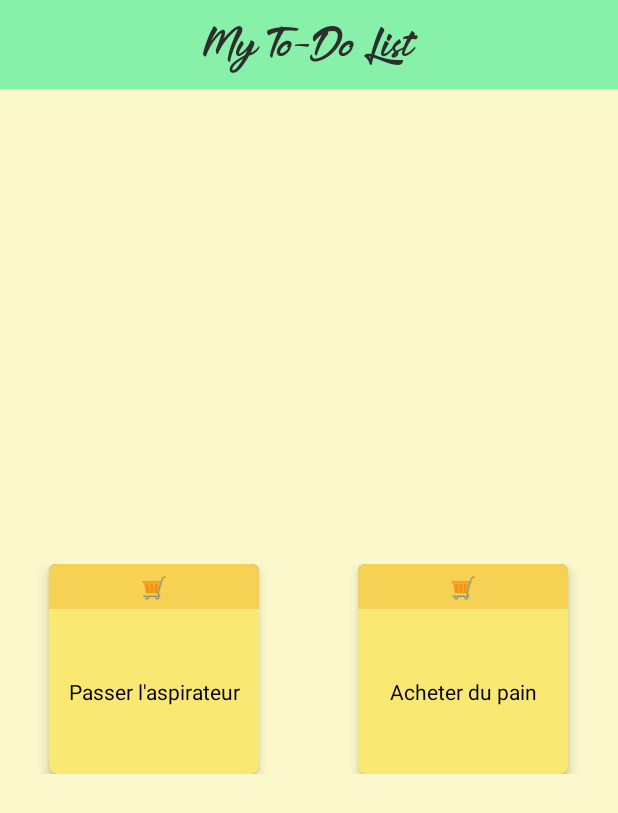
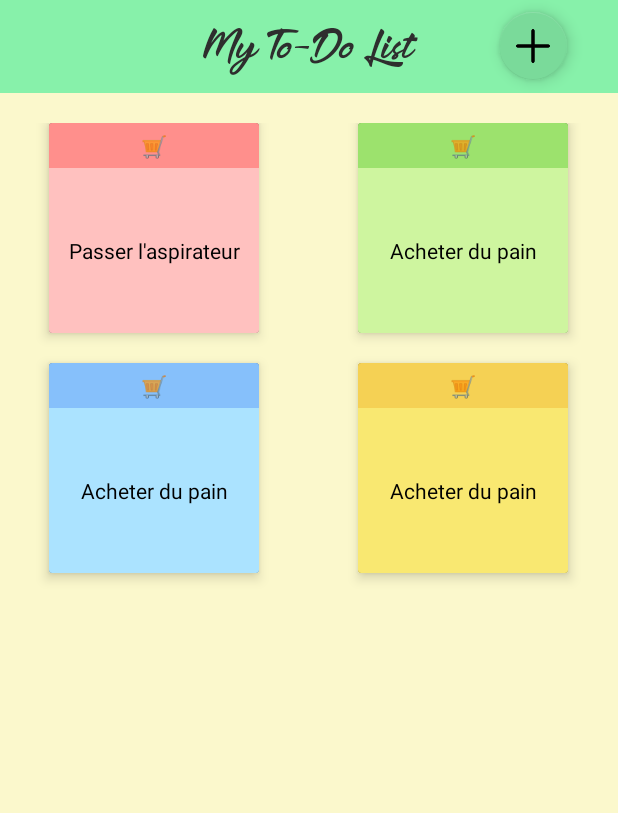
Before and after one commit to Scressenville/My-To-Do-List-Application, an Android app: the screen it shows after launch (MainActivity), on a phone screen of 412 x 824 dp. Shown: the top 813 px of the screen. Run offline under Robolectric (Android 15) with nearby library versions, the phone set to English and light mode, and no system bars.

Commit message:
Added add icon, changed title bar layout, added color treatment for post its

```diff
--- a/app/src/main/java/r411/project/todolistapplication/MainActivity.kt
+++ b/app/src/main/java/r411/project/todolistapplication/MainActivity.kt
@@ -13,12 +13,15 @@ class MainActivity : AppCompatActivity() {
         super.onCreate(savedInstanceState)
         setContentView(R.layout.activity_main)
         val emoji = String(Character.toChars(0x1F918))
-        val simpleDateFormat = SimpleDateFormat("dd-mm-yyyy HH:mm")
-        val test1: TaskModelClass = TaskModelClass(1, "Ménage", "Passer le balais", simpleDateFormat.format(Date()), "A faire")
+        val dateFormat = SimpleDateFormat("dd-mm-yyyy HH:mm")
+        val test1: TaskModelClass = TaskModelClass(1, "Ménage", "Passer le balais", dateFormat.format(Date()), "A faire")
 
         val taskList = ArrayList<TaskModelClass>()
-        taskList.add(TaskModelClass(1, "Ménage", "Passer l'aspirateur", null, "A faire"))
-        taskList.add(TaskModelClass(2, "Courses", "Acheter du pain", null, "A faire"))
+        taskList.add(TaskModelClass(1, "Ménage", "Passer l'aspirateur", "11-03-2023 10:00", "A faire"))
+        taskList.add(TaskModelClass(2, "Courses", "Acheter du pain", "14-03-2023 10:00", "A faire"))
+        taskList.add(TaskModelClass(3, "Courses", "Acheter du pain", "14-03-2023 10:00", "Terminee"))
+        taskList.add(TaskModelClass(3, "Courses", "Acheter du pain", null, "A faire"))
+
         val adapter = MyGridAdapter(this, taskList)
         findViewById<GridView>(R.id.content).adapter = adapter
     }
--- a/app/src/main/java/r411/project/todolistapplication/adapter/MyGridAdapter.kt
+++ b/app/src/main/java/r411/project/todolistapplication/adapter/MyGridAdapter.kt
@@ -1,6 +1,7 @@
 package r411.project.todolistapplication.adapter
 
 import android.content.Context
+import android.graphics.Color
 import android.view.LayoutInflater
 import android.view.View
 import android.view.ViewGroup
@@ -8,6 +9,10 @@ import android.widget.ArrayAdapter
 import android.widget.TextView
 import r411.project.todolistapplication.R
 import r411.project.todolistapplication.classes.TaskModelClass
+import java.text.SimpleDateFormat
+import java.util.*
+import java.util.concurrent.TimeUnit
+import kotlin.collections.ArrayList
 
 class MyGridAdapter(context: Context, taskArrayList: ArrayList<TaskModelClass>) :
     ArrayAdapter<TaskModelClass>(context, R.layout.post_it, taskArrayList) {
@@ -24,8 +29,36 @@ class MyGridAdapter(context: Context, taskArrayList: ArrayList<TaskModelClass>)
         val post_it_banner = listitemView!!.findViewById<TextView>(R.id.post_it_shade)
         val post_it_content = listitemView!!.findViewById<TextView>(R.id.post_it_content)
 
+        if (task!!.taskDeadLine != null) {
+            val dateFormat = SimpleDateFormat("dd-MM-yyyy HH:mm")
+            val date1 = dateFormat.parse(task.taskDeadLine)
+            val date2 = Date()
+            val diff = date1.time - date2.time
+            val diff2 = TimeUnit.DAYS.convert(diff, TimeUnit.MILLISECONDS)
+
+            if (diff2 <= 1 && diff2 >= 0) {
+                post_it_banner.setBackgroundResource(R.color.red_post_it_dark)
+                post_it_content.setBackgroundResource(R.color.red_post_it)
+            }
+
+            if (diff2>1) {
+                post_it_banner.setBackgroundResource(R.color.green_post_it_dark)
+                post_it_content.setBackgroundResource(R.color.green_post_it)
+            }
+        }
+
+        if (task.taskDeadLine == null) {
+            post_it_banner.setBackgroundResource(R.color.yellow_post_it_dark)
+            post_it_content.setBackgroundResource(R.color.yellow_post_it)
+        }
+
+        if (task.taskStatus == "Terminee") {
+            post_it_banner.setBackgroundResource(R.color.blue_post_it_dark)
+            post_it_content.setBackgroundResource(R.color.blue_post_it)
+        }
+
         post_it_banner.setText(String(Character.toChars(0x1f6d2)))
-        post_it_content.setText(task!!.taskDescription)
+        post_it_content.setText(task.taskDescription)
         return listitemView
     }
 }
--- a/app/src/main/res/layout/activity_main.xml
+++ b/app/src/main/res/layout/activity_main.xml
@@ -1,29 +1,24 @@
 <?xml version="1.0" encoding="utf-8"?>
-<androidx.constraintlayout.widget.ConstraintLayout xmlns:android="http://schemas.android.com/apk/res/android"
+<LinearLayout xmlns:android="http://schemas.android.com/apk/res/android"
     xmlns:app="http://schemas.android.com/apk/res-auto"
     xmlns:tools="http://schemas.android.com/tools"
     android:layout_width="match_parent"
     android:layout_height="match_parent"
     android:background="@color/background"
-    tools:context=".MainActivity" >
+    tools:context=".MainActivity"
+    android:orientation="vertical">
 
-    <LinearLayout
-        android:id="@+id/banner"
+    <RelativeLayout
         android:layout_width="match_parent"
-        android:layout_height="wrap_content"
-        android:background="@color/banner"
-        android:orientation="horizontal"
-        app:layout_constraintBottom_toBottomOf="parent"
-        app:layout_constraintEnd_toEndOf="parent"
-        app:layout_constraintHorizontal_bias="0.497"
-        app:layout_constraintStart_toStartOf="parent"
-        app:layout_constraintTop_toTopOf="parent"
-        app:layout_constraintVertical_bias="0.0">
+        android:layout_height="62dp"
+        android:background="@color/banner">
 
         <TextView
-            android:id="@+id/banner_text"
-            android:layout_width="wrap_content"
+            android:id="@+id/banner_text1"
+            android:layout_width="match_parent"
             android:layout_height="wrap_content"
+            android:layout_centerInParent="true"
+            android:layout_centerVertical="true"
             android:layout_margin="10sp"
             android:layout_weight="1"
             android:fontFamily="@font/the_delicate"
@@ -31,21 +26,58 @@
             android:text="@string/app_name"
             android:textColor="@color/font_color"
             android:textSize="20sp" />
-    </LinearLayout>
 
-    <GridView
-        android:id="@+id/content"
-        android:layout_width="wrap_content"
+        <com.google.android.material.floatingactionbutton.FloatingActionButton
+            android:id="@+id/floatingActionButton1"
+            android:layout_width="45dp"
+            android:layout_height="45dp"
+            android:layout_alignParentEnd="true"
+            android:layout_centerInParent="true"
+            android:layout_marginEnd="34dp"
+            android:layout_weight="1"
+            android:clickable="true"
+            android:fadingEdge="none"
+            android:src="@drawable/add_icon"
+            app:backgroundTint="@color/banner_dark"
+            app:fabCustomSize="45dp" />
+    </RelativeLayout>
+
+    <LinearLayout
+        android:id="@+id/banner"
+        android:layout_width="match_parent"
         android:layout_height="wrap_content"
-        android:layout_marginTop="8dp"
-        android:numColumns="2"
+        android:background="@color/background_shade"
+        android:orientation="horizontal"
+        app:layout_constraintBottom_toBottomOf="parent"
+        app:layout_constraintEnd_toEndOf="parent"
+        app:layout_constraintHorizontal_bias="0.497"
+        app:layout_constraintStart_toStartOf="parent"
+        app:layout_constraintTop_toTopOf="parent"
+        app:layout_constraintVertical_bias="0.0"/>
+
+    <LinearLayout
+        android:layout_width="match_parent"
+        android:layout_height="wrap_content"
+        android:orientation="vertical"
+        android:layout_marginTop="20dp"
         app:layout_constraintBottom_toBottomOf="parent"
         app:layout_constraintEnd_toEndOf="parent"
         app:layout_constraintStart_toStartOf="parent"
-        app:layout_constraintTop_toBottomOf="@+id/banner"
-        android:gravity="center" >
+        app:layout_constraintTop_toBottomOf="@+id/banner">
 
-    </GridView>
+        <GridView
+            android:id="@+id/content"
+            android:layout_width="wrap_content"
+            android:layout_height="672dp"
+            android:gravity="center"
+            android:numColumns="2"
+            app:layout_constraintBottom_toBottomOf="parent"
+            app:layout_constraintEnd_toEndOf="parent"
+            app:layout_constraintStart_toStartOf="parent"
+            app:layout_constraintTop_toBottomOf="@+id/banner"
+            android:verticalSpacing="20dp"/>
+
+    </LinearLayout>
 
 
-</androidx.constraintlayout.widget.ConstraintLayout>
+</LinearLayout>
--- a/app/src/main/res/layout/post_it.xml
+++ b/app/src/main/res/layout/post_it.xml
@@ -5,7 +5,6 @@
     android:layout_height="140dp"
     android:layout_gravity="center"
     android:layout_margin="5dp"
-    app:cardCornerRadius="5dp"
     app:cardElevation="5dp">
 
     <LinearLayout
```
Also changed, not shown: app/src/main/res/drawable/add_icon.png (added).
